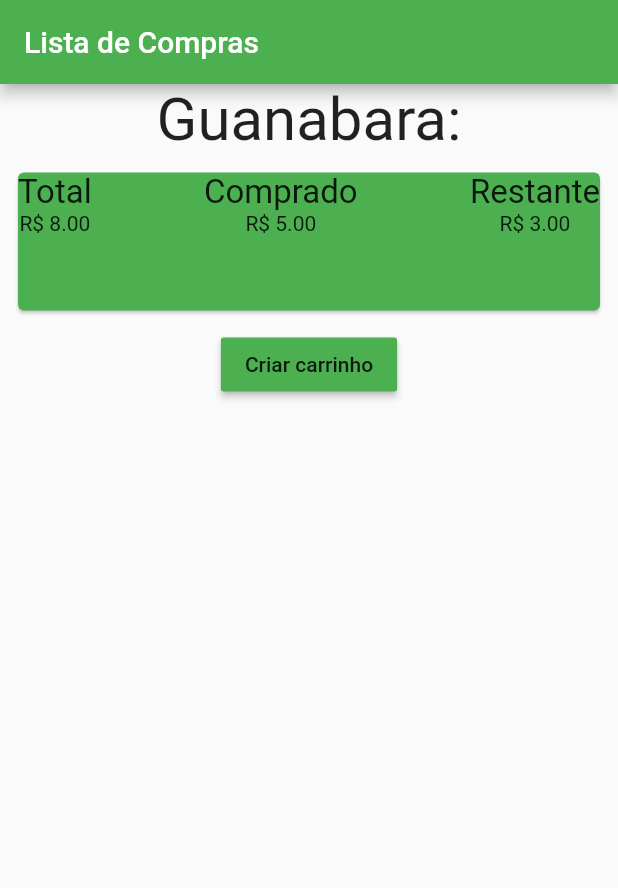
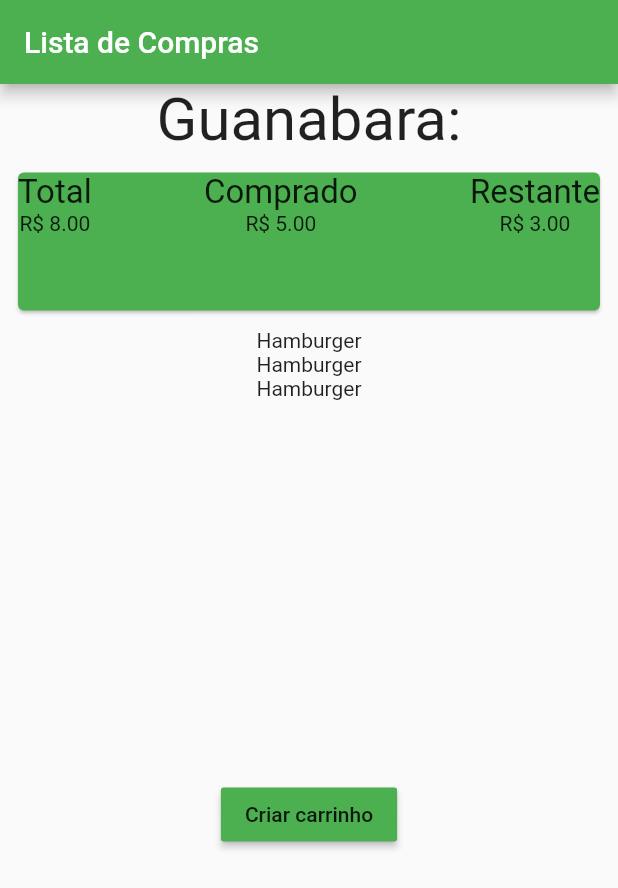
Before and after one commit to gianlucampos/lista_compras, a Flutter app: the screen it shows after launch, on a phone screen of 412 x 824 dp. Shown: the top 888 px of the screen. Run offline on Flutter 3.47's test engine with Material 2 defaults, Android fonts, the phone set to English and light mode, and no system bars.

Commit message:
Separando widget para totalizador

```diff
--- a/lib/main.dart
+++ b/lib/main.dart
@@ -1,7 +1,5 @@
 import 'package:flutter/material.dart';
-import 'package:my_app/widgets/comprado.dart';
-import 'package:my_app/widgets/restante.dart';
-import 'package:my_app/widgets/total.dart';
+import 'package:my_app/widgets/totalizador.dart';
 
 void main() => runApp(MyApp());
 
@@ -43,24 +41,18 @@ class _MyHomePageState extends State<MyHomePage> {
               fontSize: 40,
             ),
           ),
-          Padding(
-            padding: EdgeInsets.all(8.0),
-            child: Container(
-              width: double.infinity,
-              height: 100,
-              child: Card(
-                color: Colors.green,
-                child: Row(
-                  mainAxisAlignment: MainAxisAlignment.spaceBetween,
+          Totalizador(),
+          Container(
+              height: 300,
+              child: SingleChildScrollView(
+                child: Column(
                   children: <Widget>[
-                    Total(),
-                    Comprado(),
-                    Restante(),
+                    Text('Hamburger'),
+                    Text('Hamburger'),
+                    Text('Hamburger'),
                   ],
                 ),
-              ),
-            ),
-          ),
+              )),
           RaisedButton(
             child: Text('Criar carrinho'),
             onPressed: criaCarrinho,
--- /dev/null
+++ b/lib/widgets/totalizador.dart
@@ -0,0 +1,34 @@
+import 'package:flutter/material.dart';
+
+import 'package:my_app/widgets/comprado.dart';
+import 'package:my_app/widgets/restante.dart';
+import 'package:my_app/widgets/total.dart';
+
+class Totalizador extends StatefulWidget {
+  @override
+  _TotalizadorState createState() => _TotalizadorState();
+}
+
+class _TotalizadorState extends State<Totalizador> {
+  @override
+  Widget build(BuildContext context) {
+    return Padding(
+            padding: EdgeInsets.all(8.0),
+            child: Container(
+              width: double.infinity,
+              height: 100,
+              child: Card(
+                color: Colors.green,
+                child: Row(
+                  mainAxisAlignment: MainAxisAlignment.spaceBetween,
+                  children: <Widget>[
+                    Total(),
+                    Comprado(),
+                    Restante(),
+                  ],
+                ),
+              ),
+            ),
+          );
+  }
+}
```
